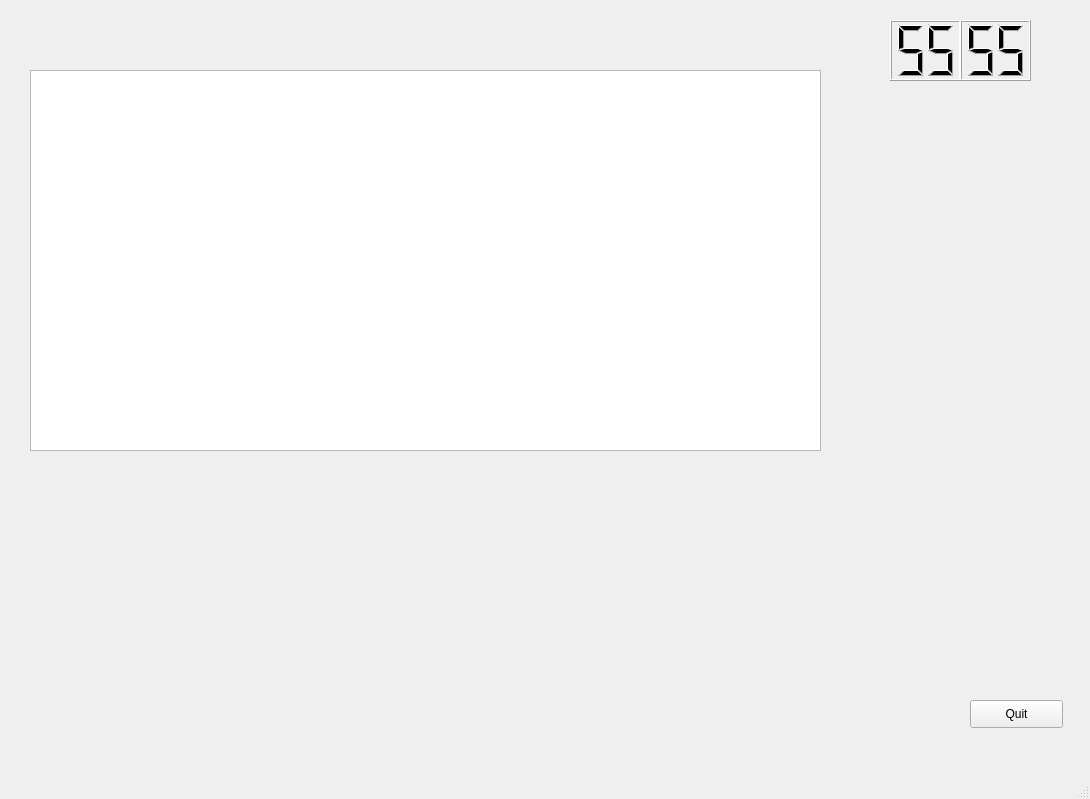
Above: weather_monitor_gui.ui from Dreamwalkerx5/weather_monitor before the change. Below: the same form after it.
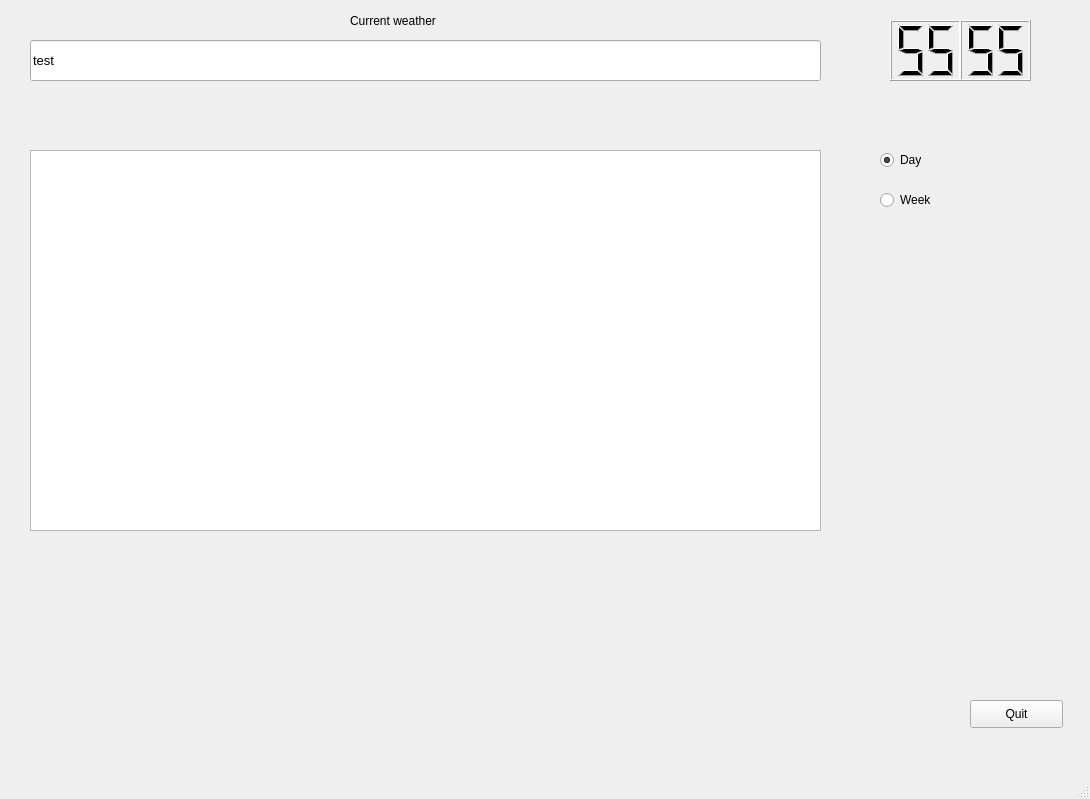
That is the form after the change.

Commit message: current weather auto update

The edit to the form file:
```diff
--- a/weather_monitor_gui.ui
+++ b/weather_monitor_gui.ui
@@ -69,12 +69,72 @@
     <property name="geometry">
      <rect>
       <x>30</x>
-      <y>70</y>
+      <y>150</y>
       <width>791</width>
       <height>381</height>
      </rect>
     </property>
    </widget>
+   <widget class="QLineEdit" name="lineEdit">
+    <property name="geometry">
+     <rect>
+      <x>30</x>
+      <y>40</y>
+      <width>791</width>
+      <height>41</height>
+     </rect>
+    </property>
+    <property name="font">
+     <font>
+      <pointsize>10</pointsize>
+     </font>
+    </property>
+    <property name="text">
+     <string>test</string>
+    </property>
+   </widget>
+   <widget class="QLabel" name="label">
+    <property name="geometry">
+     <rect>
+      <x>350</x>
+      <y>10</y>
+      <width>101</width>
+      <height>21</height>
+     </rect>
+    </property>
+    <property name="text">
+     <string>Current weather</string>
+    </property>
+   </widget>
+   <widget class="QRadioButton" name="day_radiobutton">
+    <property name="geometry">
+     <rect>
+      <x>880</x>
+      <y>150</y>
+      <width>95</width>
+      <height>20</height>
+     </rect>
+    </property>
+    <property name="text">
+     <string>Day</string>
+    </property>
+    <property name="checked">
+     <bool>true</bool>
+    </property>
+   </widget>
+   <widget class="QRadioButton" name="week_radiobutton">
+    <property name="geometry">
+     <rect>
+      <x>880</x>
+      <y>190</y>
+      <width>95</width>
+      <height>20</height>
+     </rect>
+    </property>
+    <property name="text">
+     <string>Week</string>
+    </property>
+   </widget>
   </widget>
   <widget class="QMenuBar" name="menubar">
    <property name="geometry">
```
The commit also changes 4 other files.
